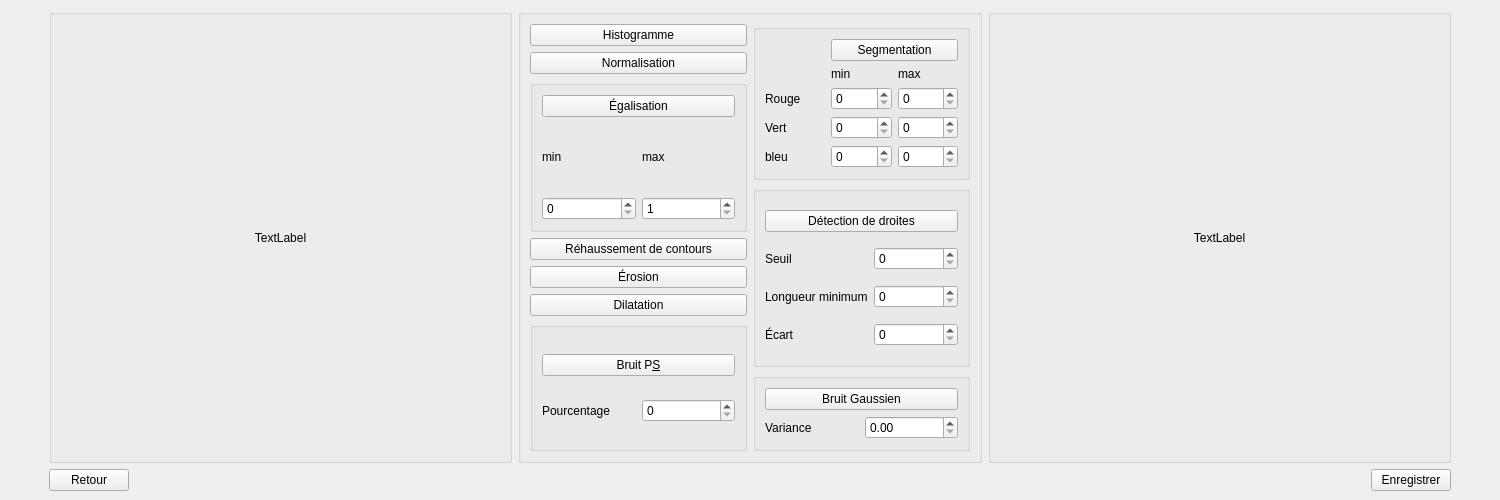
First picture: the form in ui/imageprocessingwindow.ui, repository konstantinosmelis/projet-informatique, before the edit.
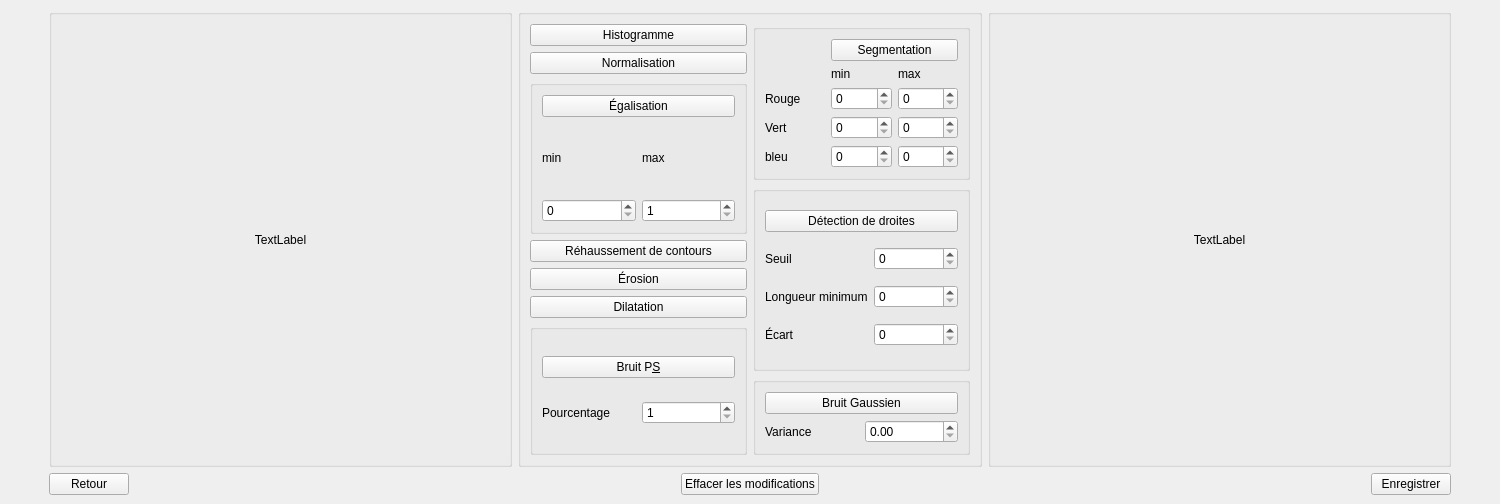
Second picture: the form after the edit.

```diff
--- a/ui/imageprocessingwindow.ui
+++ b/ui/imageprocessingwindow.ui
@@ -7,7 +7,7 @@
     <x>0</x>
     <y>0</y>
     <width>1500</width>
-    <height>500</height>
+    <height>504</height>
    </rect>
   </property>
   <property name="windowTitle">
@@ -329,7 +329,14 @@
              </widget>
             </item>
             <item row="1" column="1">
-             <widget class="QSpinBox" name="saltpeperPercentageValue"/>
+             <widget class="QSpinBox" name="saltpeperPercentageValue">
+              <property name="minimum">
+               <number>1</number>
+              </property>
+              <property name="maximum">
+               <number>100</number>
+              </property>
+             </widget>
             </item>
            </layout>
           </widget>
@@ -387,6 +394,13 @@
         </property>
        </spacer>
       </item>
+      <item>
+       <widget class="QPushButton" name="eraseProcessingButton">
+        <property name="text">
+         <string>Effacer les modifications</string>
+        </property>
+       </widget>
+      </item>
       <item>
        <spacer name="horizontalSpacer">
         <property name="orientation">
```
Left out of the diff: 14 changed lines with no effect on the pictures.
